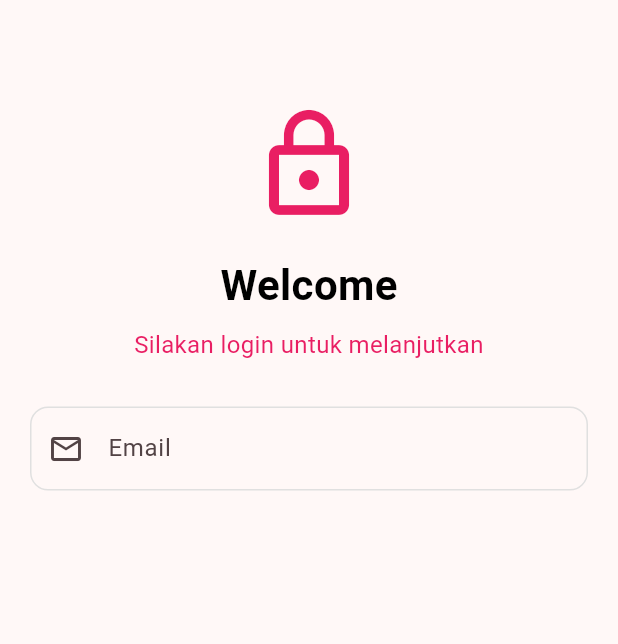
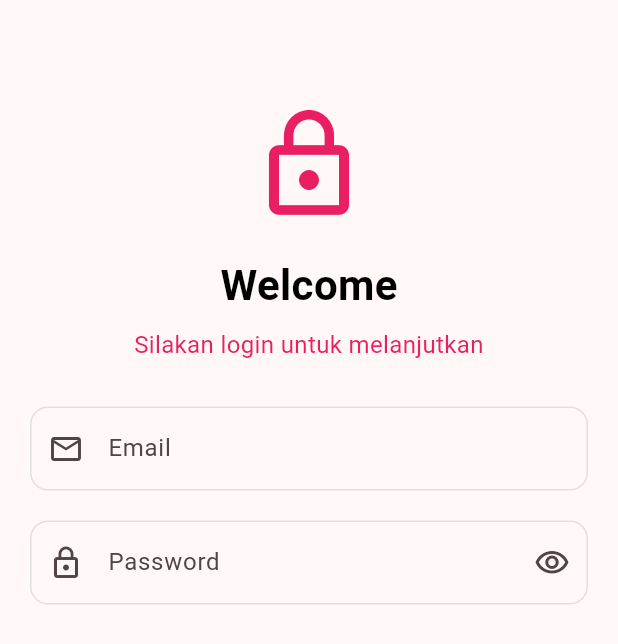
Before and after one commit to agrahafiz13/KB1179-1123150025-uts-, a Flutter app: the ScreenLogin screen opened directly, on a phone screen of 412 x 824 dp. Shown: the top 644 px of the screen. Run offline on Flutter 3.47's test engine with Material 3 defaults, Android fonts, the phone set to English and light mode, and no system bars.

Commit message:
menambahkan input field column password serta menambahkan obsecuretext

```diff
--- a/lib/screen/login.dart
+++ b/lib/screen/login.dart
@@ -55,6 +55,30 @@ class ScreenLogin extends StatelessWidget {
                   ),
                 ),
                 const SizedBox(height: 20),
+
+                TextField(
+                  obscureText: true,
+                  decoration: InputDecoration(
+                    labelText: 'Password',
+                    hintText: 'Masukkan password Anda',
+                    prefixIcon: const Icon(Icons.lock_outline),
+                    suffixIcon: const Icon(Icons.visibility_outlined),
+                    border: OutlineInputBorder(
+                      borderRadius: BorderRadius.circular(12.0),
+                    ),
+                    enabledBorder: OutlineInputBorder(
+                      borderRadius: BorderRadius.circular(12),
+                      borderSide: BorderSide(color: Colors.grey[300]!),
+                    ),
+                    focusedBorder: OutlineInputBorder(
+                      borderRadius: BorderRadius.circular(12),
+                      borderSide: BorderSide(
+                        color: Colors.blue[700]!,
+                        width: 2,
+                      ),
+                    ),
+                  ),
+                ),
               ],
             ),
           ),
```
